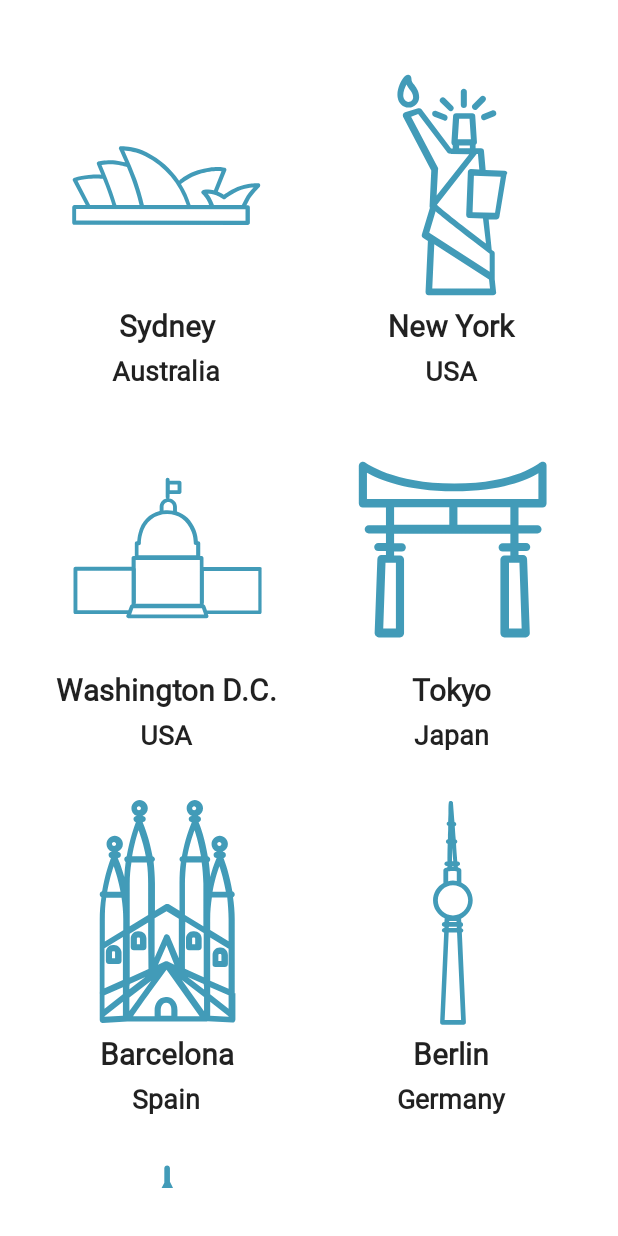
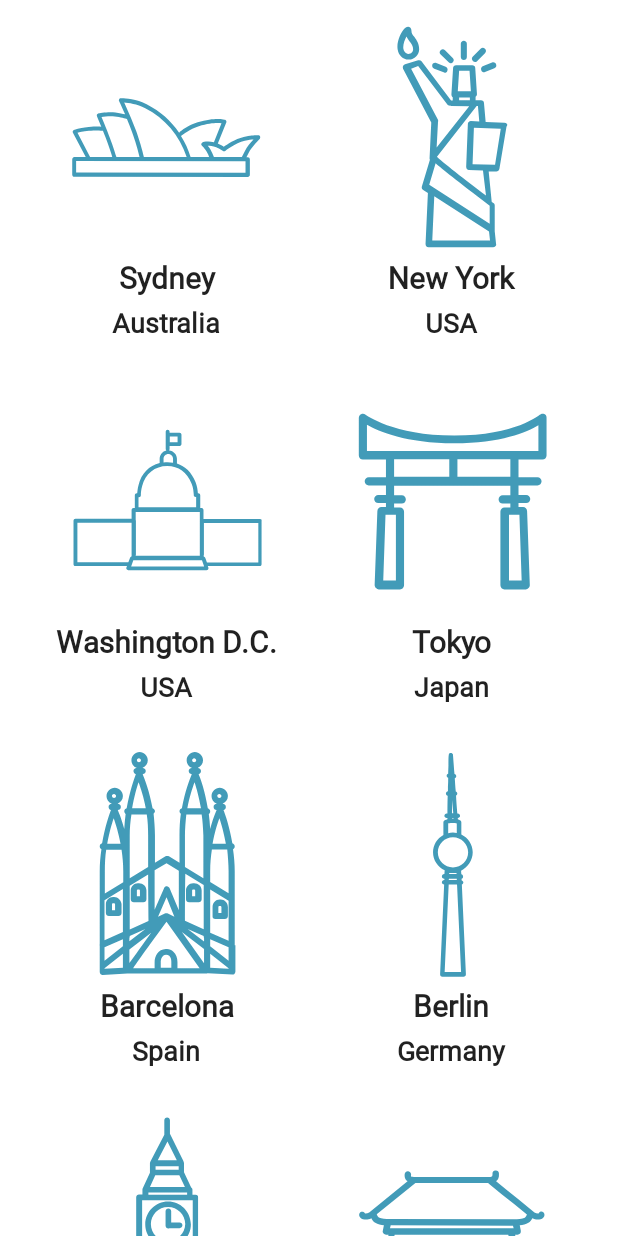
Before and after one commit to poppito/SprocketWeather, an Android app built with Jetpack Compose: the screen it shows after launch (CitiesActivity), on a phone screen of 412 x 824 dp. Run offline under Robolectric (Android 15) with nearby library versions, the phone set to English and light mode, and no system bars; Roboto replaces fonts that are not available here.

Commit message:
fix build

```diff
--- a/app/src/main/java/com/example/androiddevchallenge/CitiesActivity.kt
+++ b/app/src/main/java/com/example/androiddevchallenge/CitiesActivity.kt
@@ -15,10 +15,10 @@
  */
 package com.example.androiddevchallenge
 
+import android.app.Activity
 import android.os.Bundle
 import androidx.activity.compose.setContent
 import androidx.appcompat.app.AppCompatActivity
-import androidx.compose.animation.ExperimentalAnimationApi
 import androidx.compose.animation.core.FastOutLinearInEasing
 import androidx.compose.animation.core.LinearEasing
 import androidx.compose.animation.core.RepeatMode
@@ -108,7 +108,7 @@ fun ShowCities(
     Column(
         modifier = Modifier
             .fillMaxSize()
-            .padding(16.dp),
+            .padding(start = 16.dp, end = 16.dp),
         horizontalAlignment = Alignment.CenterHorizontally
     ) {
         Cities(data = data, currentCity = currentCity)
@@ -123,8 +123,7 @@ private fun Cities(
 ) {
     LazyVerticalGrid(
         modifier = Modifier
-            .fillMaxWidth()
-            .padding(top = 16.dp, bottom = 16.dp),
+            .fillMaxWidth(),
         cells = GridCells.Adaptive(minSize = 128.dp)
     ) {
         // items
```
